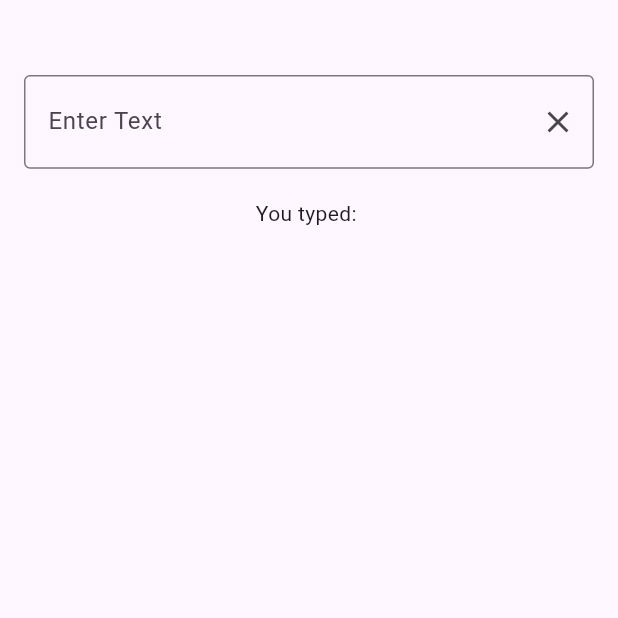
After one commit to TrungKien2714/dart_tutorial, a Flutter app: the screen it shows after launch, on a phone screen of 412 x 824 dp, the top half of it. The commit adds this screen. Run offline on Flutter 3.47's test engine with Material 3 defaults, Android fonts, the phone set to English and light mode, and no system bars.

Commit message:
TextField Event

```diff
--- /dev/null
+++ b/app_01/lib/MyTextField2.dart
@@ -0,0 +1,50 @@
+import 'package:flutter/material.dart';
+
+class Mytextfield2 extends StatefulWidget {
+  @override
+  State<StatefulWidget> createState() => _MyTextFieldState();
+}
+
+class _MyTextFieldState extends State<Mytextfield2> {
+  final _textController = TextEditingController();
+  String _inputText = "";
+  bool _isPasswordVisible = false;
+
+  @override
+  Widget build(BuildContext context) {
+    return Scaffold(
+      body: Padding(
+        padding: EdgeInsets.symmetric(horizontal: 16.0),
+        child: Center(
+          child: Column(
+            children: [
+              SizedBox(height: 50),
+              TextField(
+                controller: _textController,
+                decoration: InputDecoration(
+                  labelText: "Enter Text",
+                  hintText: "Type something here",
+                  border: OutlineInputBorder(),
+                  prefix: Icon(Icons.person),
+                  suffixIcon: IconButton(
+                    onPressed: () {
+                      _textController.clear();
+                    },
+                    icon: Icon(Icons.clear),
+                  ),
+                ),
+                onChanged: (value) {
+                  setState(() {
+                    _inputText = value;
+                  });
+                },
+              ),
+              SizedBox(height: 20),
+              Text("You typed: $_inputText"),
+            ],
+          ),
+        ),
+      ),
+    );
+  }
+}
--- a/app_01/lib/main.dart
+++ b/app_01/lib/main.dart
@@ -8,6 +8,7 @@ import 'MyButton_2.dart';
 import 'MyButton_3.dart';
 import 'MyGestures.dart';
 import 'MyTextField.dart';
+import 'MyTextField2.dart';
 
 void main() {
   runApp(const MyApp());
@@ -39,7 +40,7 @@ class MyApp extends StatelessWidget {
         // tested with just a hot reload.
         colorScheme: .fromSeed(seedColor: Colors.deepPurple),
       ),
-      home: const MyTextField(),
+      home: Mytextfield2(),
     );
   }
 }
```
